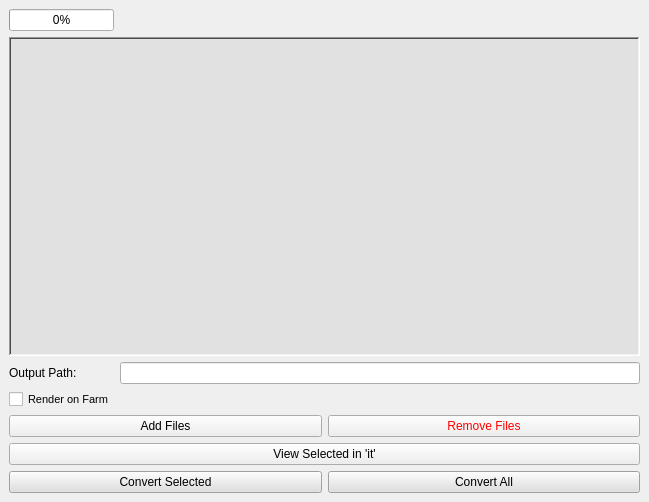
Old version of the form Tx2Exr_conversion/mpc_texExr/AddFiles.ui in the repository devRND-ess/Python.
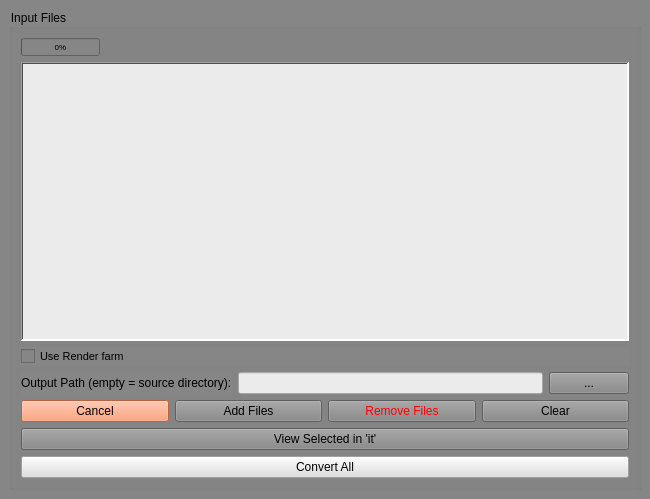
New version of the form.

What changed in the file:
```diff
--- a/Tx2Exr_conversion/mpc_texExr/AddFiles.ui
+++ b/Tx2Exr_conversion/mpc_texExr/AddFiles.ui
@@ -6,8 +6,8 @@
    <rect>
     <x>0</x>
     <y>0</y>
-    <width>649</width>
-    <height>502</height>
+    <width>650</width>
+    <height>499</height>
    </rect>
   </property>
   <property name="windowTitle">
@@ -23,57 +23,20 @@
    <bool>true</bool>
   </property>
   <widget class="QWidget" name="centralwidget">
+   <property name="styleSheet">
+    <string notr="true">background-color: rgb(134, 134, 134);</string>
+   </property>
+   <layout class="QGridLayout" name="gridLayout_2">
+    <item row="0" column="0">
+     <widget class="QGroupBox" name="groupBox">
+      <property name="styleSheet">
+       <string notr="true"/>
+      </property>
+      <property name="title">
+       <string>Input Files</string>
+      </property>
    <layout class="QGridLayout" name="gridLayout">
-    <item row="5" column="0">
-     <widget class="QLabel" name="label">
-      <property name="text">
-       <string>Output Path:</string>
-      </property>
-     </widget>
-    </item>
-    <item row="11" column="0" colspan="2">
-     <layout class="QHBoxLayout" name="horizontalLayout">
-      <item>
-       <widget class="QPushButton" name="add_files">
-        <property name="sizePolicy">
-         <sizepolicy hsizetype="Minimum" vsizetype="Fixed">
-          <horstretch>0</horstretch>
-          <verstretch>0</verstretch>
-         </sizepolicy>
-        </property>
-        <property name="toolTip">
-         <string>&lt;html&gt;&lt;head/&gt;&lt;body&gt;&lt;p&gt;Load tex files&lt;/p&gt;&lt;/body&gt;&lt;/html&gt;</string>
-        </property>
-        <property name="styleSheet">
-         <string notr="true"/>
-        </property>
-        <property name="text">
-         <string>Add Files</string>
-        </property>
-       </widget>
-      </item>
-      <item>
-       <widget class="QPushButton" name="remove_files">
-        <property name="sizePolicy">
-         <sizepolicy hsizetype="Minimum" vsizetype="Fixed">
-          <horstretch>0</horstretch>
-          <verstretch>0</verstretch>
-         </sizepolicy>
-        </property>
-        <property name="toolTip">
-         <string>&lt;html&gt;&lt;head/&gt;&lt;body&gt;&lt;p&gt;Remve selected Tex files&lt;/p&gt;&lt;/body&gt;&lt;/html&gt;</string>
-        </property>
-        <property name="styleSheet">
-         <string notr="true">color: rgb(255, 0, 0);</string>
-        </property>
-        <property name="text">
-         <string>Remove Files</string>
-        </property>
-       </widget>
-      </item>
-     </layout>
-    </item>
-    <item row="1" column="0" colspan="2">
+       <item row="1" column="0">
      <widget class="QListWidget" name="list_widget">
       <property name="cursor" stdset="0">
        <cursorShape>ArrowCursor</cursorShape>
@@ -88,7 +51,7 @@
        <bool>false</bool>
       </property>
       <property name="styleSheet">
-       <string notr="true">background-color: rgb(225, 225, 225);
+          <string notr="true">background-color: rgb(235, 235, 235);
 </string>
       </property>
       <property name="frameShape">
@@ -97,9 +60,6 @@
       <property name="frameShadow">
        <enum>QFrame::Sunken</enum>
       </property>
-      <property name="lineWidth">
-       <number>1</number>
-      </property>
       <property name="editTriggers">
        <set>QAbstractItemView::DoubleClicked|QAbstractItemView::EditKeyPressed</set>
       </property>
@@ -138,7 +98,9 @@
       </property>
      </widget>
     </item>
-    <item row="7" column="0">
+       <item row="2" column="0">
+        <layout class="QVBoxLayout" name="verticalLayout">
+         <item>
      <widget class="QCheckBox" name="renderFarm_check">
       <property name="sizePolicy">
        <sizepolicy hsizetype="Minimum" vsizetype="Fixed">
@@ -158,54 +120,23 @@
        <string notr="true"/>
       </property>
       <property name="text">
-       <string>Render on Farm</string>
+            <string>Use Render farm</string>
       </property>
       <property name="checked">
        <bool>false</bool>
       </property>
      </widget>
     </item>
-    <item row="13" column="0" colspan="2">
-     <layout class="QHBoxLayout" name="horizontalLayout_2">
       <item>
-       <widget class="QPushButton" name="convert_sel_files">
-        <property name="toolTip">
-         <string>&lt;html&gt;&lt;head/&gt;&lt;body&gt;&lt;p&gt;Convert selected files to EXR&lt;/p&gt;&lt;/body&gt;&lt;/html&gt;</string>
-        </property>
-        <property name="styleSheet">
-         <string notr="true">background-color: rgb(223, 223, 223);
-
-</string>
-        </property>
-        <property name="text">
-         <string>Convert Selected</string>
-        </property>
-       </widget>
-      </item>
+          <layout class="QHBoxLayout" name="horizontalLayout_3">
       <item>
-       <widget class="QPushButton" name="convert_files">
-        <property name="sizePolicy">
-         <sizepolicy hsizetype="Minimum" vsizetype="Fixed">
-          <horstretch>0</horstretch>
-          <verstretch>0</verstretch>
-         </sizepolicy>
-        </property>
-        <property name="toolTip">
-         <string>&lt;html&gt;&lt;head/&gt;&lt;body&gt;&lt;p&gt;Convert All files to EXR&lt;/p&gt;&lt;/body&gt;&lt;/html&gt;</string>
-        </property>
-        <property name="styleSheet">
-         <string notr="true">background-color: rgb(223, 223, 223);
-
-</string>
-        </property>
+            <widget class="QLabel" name="label">
         <property name="text">
-         <string>Convert All</string>
+              <string>Output Path (empty = source directory):</string>
         </property>
        </widget>
       </item>
-     </layout>
-    </item>
-    <item row="5" column="1">
+           <item>
      <widget class="QLineEdit" name="output_path_le">
       <property name="enabled">
        <bool>true</bool>
@@ -222,9 +153,86 @@
       <property name="whatsThis">
        <string/>
       </property>
-     </widget>
-    </item>
-    <item row="12" column="0" colspan="2">
+             <property name="styleSheet">
+              <string notr="true">background-color: rgb(235, 235, 235);</string>
+             </property>
+             <property name="text">
+              <string/>
+             </property>
+             <property name="frame">
+              <bool>true</bool>
+             </property>
+            </widget>
+           </item>
+           <item>
+            <widget class="QPushButton" name="choos_dir">
+             <property name="text">
+              <string>...</string>
+             </property>
+            </widget>
+           </item>
+          </layout>
+         </item>
+         <item>
+          <layout class="QHBoxLayout" name="horizontalLayout">
+           <item>
+            <widget class="QPushButton" name="cancel_task">
+             <property name="styleSheet">
+              <string notr="true">background-color: rgb(255, 142, 90);</string>
+             </property>
+             <property name="text">
+              <string>Cancel</string>
+             </property>
+            </widget>
+           </item>
+           <item>
+            <widget class="QPushButton" name="add_files">
+             <property name="sizePolicy">
+              <sizepolicy hsizetype="Minimum" vsizetype="Fixed">
+               <horstretch>0</horstretch>
+               <verstretch>0</verstretch>
+              </sizepolicy>
+             </property>
+             <property name="toolTip">
+              <string>&lt;html&gt;&lt;head/&gt;&lt;body&gt;&lt;p&gt;Load tex files&lt;/p&gt;&lt;/body&gt;&lt;/html&gt;</string>
+             </property>
+             <property name="styleSheet">
+              <string notr="true"/>
+             </property>
+             <property name="text">
+              <string>Add Files</string>
+             </property>
+            </widget>
+           </item>
+           <item>
+            <widget class="QPushButton" name="remove_files">
+             <property name="sizePolicy">
+              <sizepolicy hsizetype="Minimum" vsizetype="Fixed">
+               <horstretch>0</horstretch>
+               <verstretch>0</verstretch>
+              </sizepolicy>
+             </property>
+             <property name="toolTip">
+              <string>&lt;html&gt;&lt;head/&gt;&lt;body&gt;&lt;p&gt;Remve selected Tex files&lt;/p&gt;&lt;/body&gt;&lt;/html&gt;</string>
+             </property>
+             <property name="styleSheet">
+              <string notr="true">color: rgb(255, 0, 0);</string>
+             </property>
+             <property name="text">
+              <string>Remove Files</string>
+             </property>
+            </widget>
+           </item>
+           <item>
+            <widget class="QPushButton" name="clear_files">
+             <property name="text">
+              <string>Clear</string>
+             </property>
+            </widget>
+           </item>
+          </layout>
+         </item>
+         <item>
      <widget class="QPushButton" name="pushButton">
       <property name="toolTip">
        <string>&lt;html&gt;&lt;head/&gt;&lt;body&gt;&lt;p&gt;Open selected file in RenderMan 'It'&lt;/p&gt;&lt;/body&gt;&lt;/html&gt;</string>
@@ -234,44 +242,61 @@
       </property>
      </widget>
     </item>
+         <item>
+          <layout class="QHBoxLayout" name="horizontalLayout_2">
+           <item>
+            <widget class="QPushButton" name="convert_files">
+             <property name="sizePolicy">
+              <sizepolicy hsizetype="Minimum" vsizetype="Fixed">
+               <horstretch>0</horstretch>
+               <verstretch>0</verstretch>
+              </sizepolicy>
+             </property>
+             <property name="toolTip">
+              <string>&lt;html&gt;&lt;head/&gt;&lt;body&gt;&lt;p&gt;Convert All files to EXR&lt;/p&gt;&lt;/body&gt;&lt;/html&gt;</string>
+             </property>
+             <property name="styleSheet">
+              <string notr="true">background-color: rgb(223, 223, 223);
+
+</string>
+             </property>
+             <property name="text">
+              <string>Convert All</string>
+             </property>
+            </widget>
+           </item>
+          </layout>
+         </item>
+        </layout>
+       </item>
     <item row="0" column="0">
      <widget class="QProgressBar" name="convert_progress">
+         <property name="enabled">
+          <bool>true</bool>
+         </property>
       <property name="sizePolicy">
-       <sizepolicy hsizetype="Minimum" vsizetype="Fixed">
+          <sizepolicy hsizetype="Fixed" vsizetype="Fixed">
         <horstretch>0</horstretch>
         <verstretch>0</verstretch>
        </sizepolicy>
       </property>
-      <property name="minimumSize">
-       <size>
-        <width>0</width>
-        <height>0</height>
-       </size>
-      </property>
-      <property name="baseSize">
-       <size>
-        <width>0</width>
-        <height>0</height>
-       </size>
-      </property>
-      <property name="minimum">
-       <number>0</number>
+         <property name="font">
+          <font>
+           <pointsize>6</pointsize>
+          </font>
+         </property>
+         <property name="mouseTracking">
+          <bool>true</bool>
+         </property>
+         <property name="styleSheet">
+          <string notr="true"/>
       </property>
       <property name="value">
        <number>0</number>
       </property>
-      <property name="textVisible">
-       <bool>true</bool>
-      </property>
-      <property name="orientation">
-       <enum>Qt::Horizontal</enum>
-      </property>
-      <property name="invertedAppearance">
-       <bool>false</bool>
-      </property>
-      <property name="textDirection">
-       <enum>QProgressBar::TopToBottom</enum>
-      </property>
+        </widget>
+       </item>
+      </layout>
      </widget>
     </item>
    </layout>
```
Lines whose indentation alone changed are shown as unchanged.
